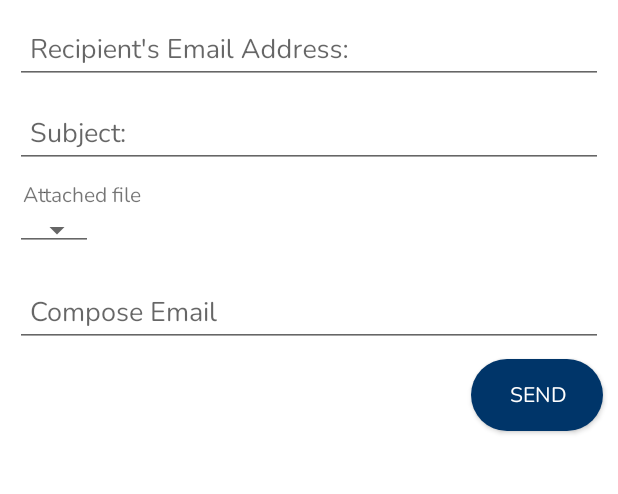
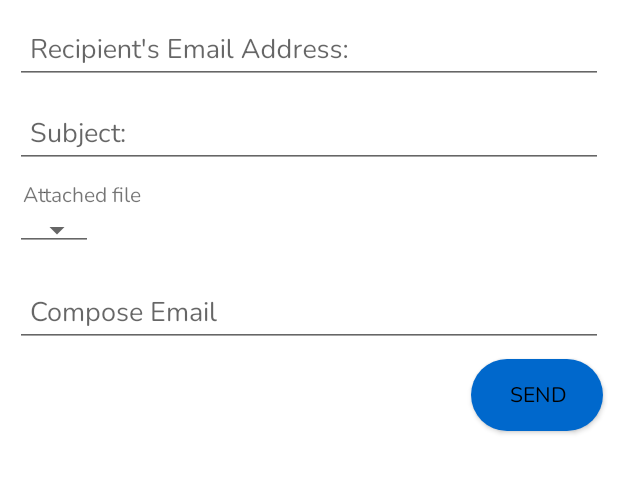
Before and after one commit to bmberger/WavesApp, an Android app: the screen it shows after launch (MainActivity), after a tap on "Share", on a phone screen of 412 x 824 dp, the part 174-668 px from its top. Run offline under Robolectric (Android 15) with nearby library versions, the phone set to English and light mode, and no system bars; libraries missing offline, so code that uses them is left out: com.github.sundeepk.compactcalendarview; Roboto replaces fonts that are not available here; 5 statements that could not run were skipped.

Commit message:
Changed button to match aesthetic of other buttons in app

```diff
--- a/app/src/main/res/drawable/round.xml
+++ b/app/src/main/res/drawable/round.xml
@@ -2,7 +2,7 @@
 <shape xmlns:android="http://schemas.android.com/apk/res/android"
     android:shape="rectangle"
     android:padding="5dp">
-    <solid android:color="@color/dark_blue_8"/> <!-- this one is ths color of the Rounded Button -->
+    <solid android:color="@color/blue_14"/> <!-- this one is ths color of the Rounded Button -->
     <corners
         android:bottomRightRadius="50dp"
         android:bottomLeftRadius="50dp"
--- a/app/src/main/res/layout/fragment_share.xml
+++ b/app/src/main/res/layout/fragment_share.xml
@@ -110,7 +110,7 @@
             android:text="Send"
             android:layout_gravity="right"
             android:background="@drawable/round"
-            android:textColor="@color/white" />
+            android:textColor="@color/black" />
 
     </LinearLayout>
 
```
